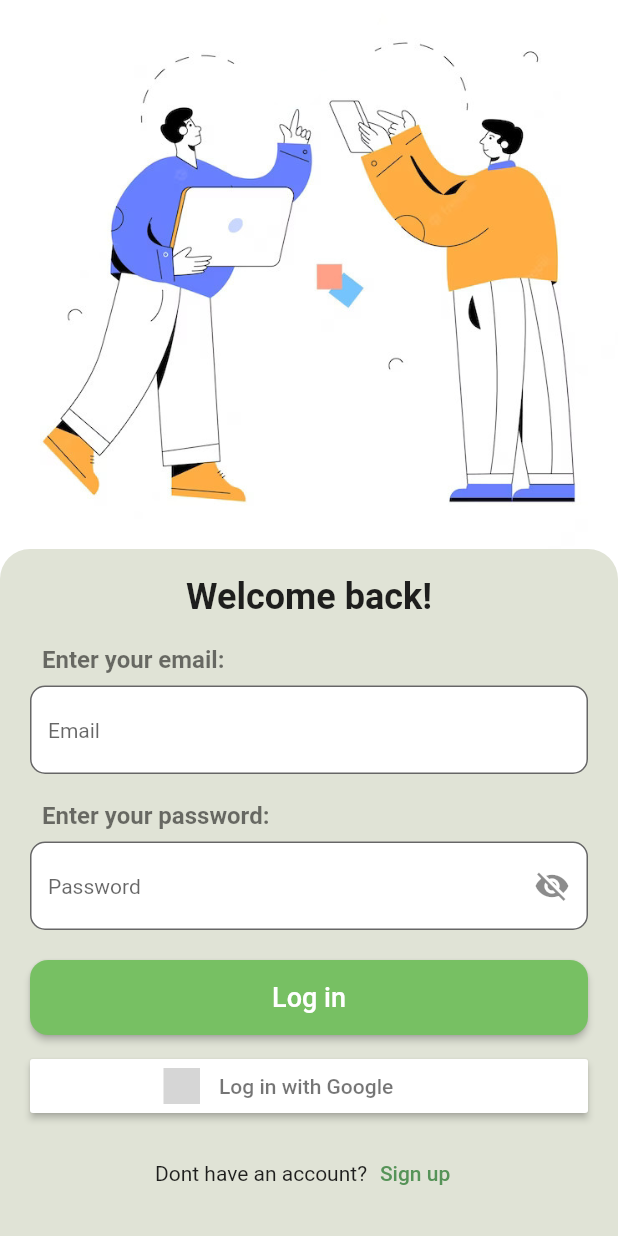
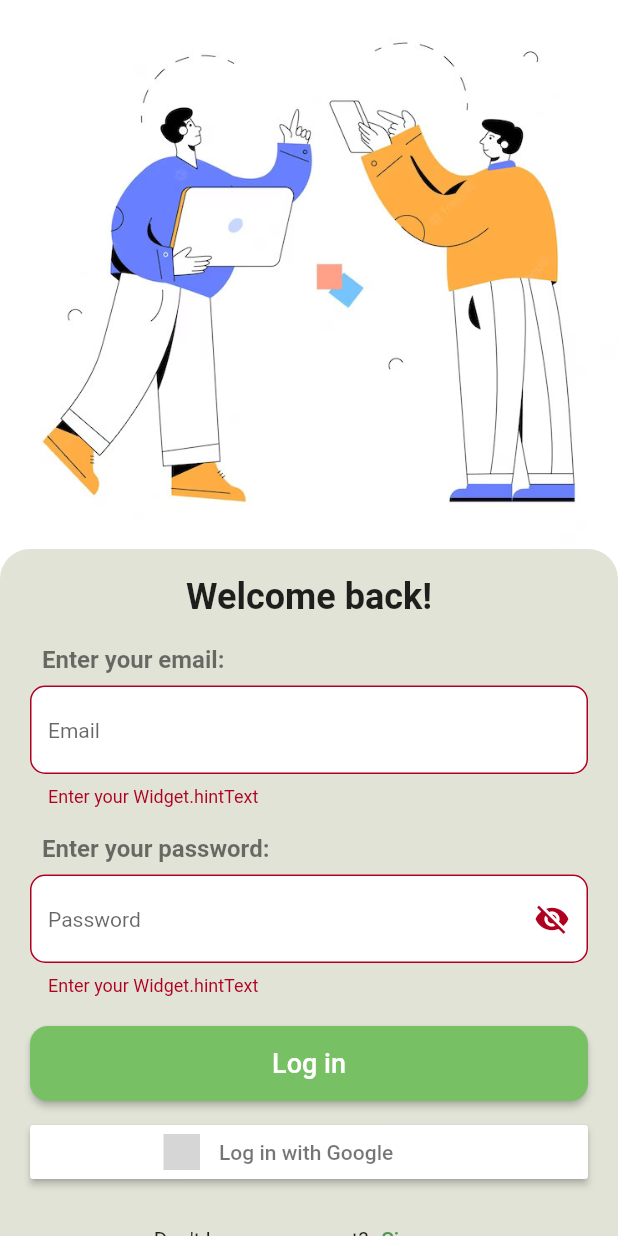
Before and after one commit to Hacktivists-AUB/Need2Give-frontend, a Flutter app: the Login screen opened by its route, scrolled down 46 dp, after a tap on "Log in", on a phone screen of 412 x 824 dp. Run offline on Flutter 3.47's test engine with Material 2 defaults, Android fonts, the phone set to English and light mode, and no system bars; our stand-ins replace carousel_slider, flutter_signin_button, shared_preferences, smooth_page_indicator; accounts and stored records are empty; grey boxes are pictures that could not be loaded.

```diff
--- a/need2give/lib/constants/global.dart
+++ b/need2give/lib/constants/global.dart
@@ -1,7 +1,9 @@
 import "package:flutter/material.dart";
+
 const uri = 'http://localhost:5000';
+
 class Global {
-  static const darkGreen =Color.fromARGB(255, 57, 122, 76);
+  static const darkGreen = Color.fromARGB(255, 57, 122, 76);
   static const mediumGreen = Color.fromARGB(255, 86, 147, 88);
   static const green = Color.fromARGB(255, 119, 192, 99);
   static const lightGreen = Color.fromARGB(255, 190, 216, 146);
--- a/need2give/lib/router.dart
+++ b/need2give/lib/router.dart
@@ -1,6 +1,7 @@
 import 'package:flutter/material.dart';
 import 'package:need2give/screens/auth/login.dart';
 import 'package:need2give/screens/auth/welcome.dart';
+import 'package:need2give/screens/home.dart';
 
 Route<dynamic> generateRoute(RouteSettings settings) {
   switch (settings.name) {
@@ -14,6 +15,11 @@ Route<dynamic> generateRoute(RouteSettings settings) {
         settings: settings,
         builder: (_) => const Login(),
       );
+    case Home.routeName:
+      return MaterialPageRoute(
+        settings: settings,
+        builder: (_) => const Home(),
+      );
     default:
       return MaterialPageRoute(
         settings: settings,
--- a/need2give/lib/screens/auth/login.dart
+++ b/need2give/lib/screens/auth/login.dart
@@ -2,6 +2,7 @@ import 'package:flutter/material.dart';
 import 'package:flutter_signin_button/button_list.dart';
 import 'package:flutter_signin_button/button_view.dart';
 import 'package:need2give/constants/global.dart';
+import 'package:need2give/services/auth_service.dart';
 import 'package:need2give/widgets/button.dart';
 import 'package:need2give/widgets/textfield.dart';
 
@@ -17,12 +18,21 @@ class _LoginState extends State<Login> {
   final _loginFormKey = GlobalKey<FormState>();
   final TextEditingController _emailController = TextEditingController();
   final TextEditingController _passwordController = TextEditingController();
+  final AuthService authService = AuthService();
 
   @override
   void dispose() {
     super.dispose();
     _emailController.dispose();
     _passwordController.dispose();
+  }
+
+  void login() {
+    authService.login(
+      context: context,
+      email: _emailController.text,
+      password: _passwordController.text,
+    );
   }
 
   @override
@@ -98,7 +108,13 @@ class _LoginState extends State<Login> {
                           secret: true,
                         ),
                         const SizedBox(height: 20),
-                        Button(text: 'Log in', onPressed: () {}),
+                        Button(
+                            text: 'Log in',
+                            onPressed: () {
+                              if (_loginFormKey.currentState!.validate()) {
+                                login();
+                              }
+                            }),
                         const SizedBox(height: 10),
                         SizedBox(
                           width: double.infinity,
@@ -113,7 +129,7 @@ class _LoginState extends State<Login> {
                           mainAxisAlignment: MainAxisAlignment.center,
                           children: [
                             const Text(
-                              'Dont have an account?',
+                              'Don\'t have an account?',
                               style: TextStyle(
                                 fontSize: 14,
                               ),
--- a/need2give/pubspec.yaml
+++ b/need2give/pubspec.yaml
@@ -39,6 +39,9 @@ dependencies:
   smooth_page_indicator: ^1.0.1
   url_launcher: ^6.1.10
   flutter_signin_button: ^2.0.0
+  http: ^0.13.5
+  shared_preferences: ^2.0.20
+  provider: ^6.0.5
 
 dev_dependencies:
   flutter_test:
```
Also changed, not shown: need2give/lib/main.dart (+8 -1 lines), need2give/lib/screens/home.dart (added, +23 -0 lines), need2give/lib/services/auth_service.dart (added, +52 -0 lines), need2give/lib/provider/user_provider.dart (line endings or trailing spaces), 1 other file.
